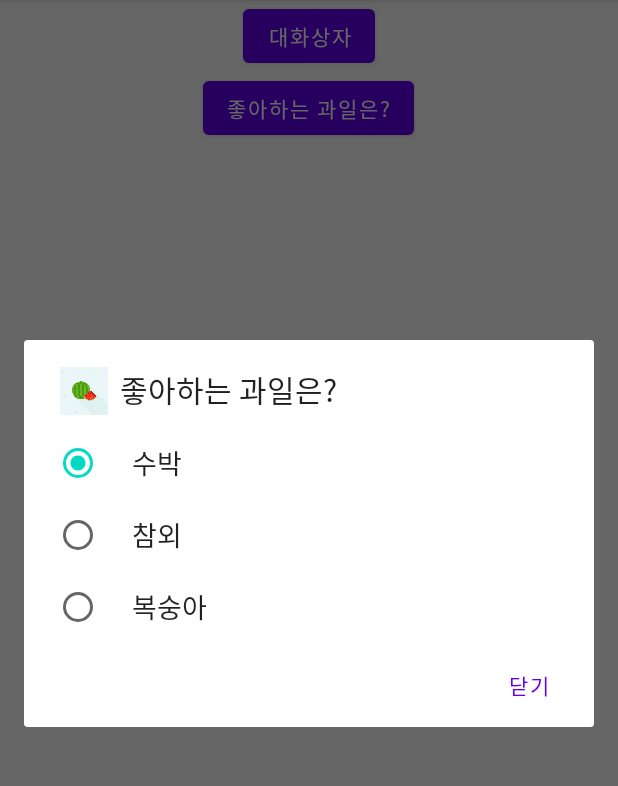
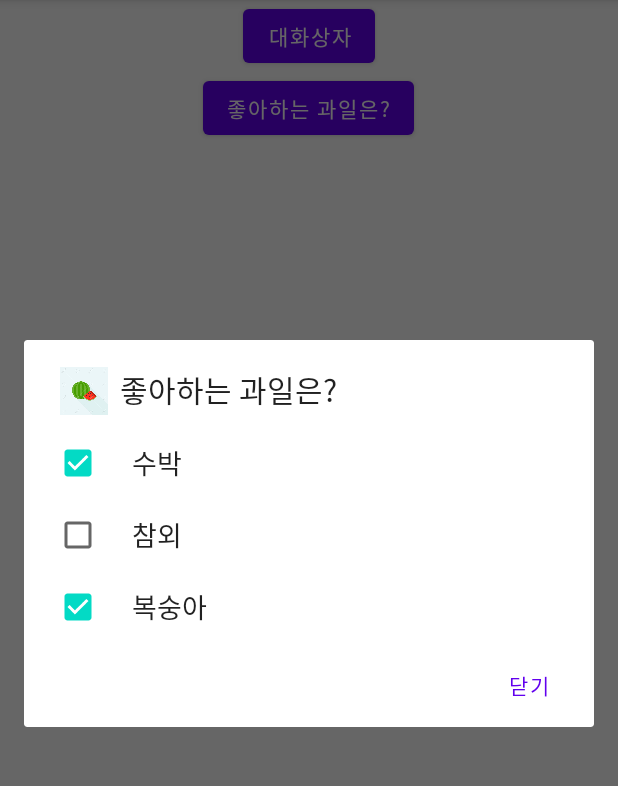
Before and after one commit to won-hyw/Ex14_15, an Android app: the screen it shows after launch (MainActivity), after a tap on "좋아하는 과일은?", on a phone screen of 412 x 824 dp, the part 84-870 px from its top. Run offline under Robolectric (Android 15) with nearby library versions, the phone set to English and light mode, and no system bars.

Commit message:
Edit MainActivity.java(setMultiChoiceItems) Commit

```diff
--- a/app/src/main/java/kr/hs/emirim/w2019/ex14_15/MainActivity.java
+++ b/app/src/main/java/kr/hs/emirim/w2019/ex14_15/MainActivity.java
@@ -13,6 +13,7 @@ import android.widget.Toast;
 
 public class MainActivity extends AppCompatActivity {
     String[] fruitsArr = {"수박", "참외", "복숭아"};
+    boolean[] checkArr = {true, false, true};
     int[] imgsArr = {R.drawable.img01, R.drawable.img02, R.drawable.img03};
     Button btnFruits;
     ImageView imgV;
@@ -49,12 +50,20 @@ public class MainActivity extends AppCompatActivity {
                 case R.id.btn_fruits:
                     new AlertDialog.Builder(MainActivity.this)
                             .setTitle(R.string.btn_fruits)
-                            .setSingleChoiceItems(fruitsArr, 0, fruitsItemListener)
+                            .setMultiChoiceItems(fruitsArr, checkArr, fruitsMultiItemListener)
                             .setIcon(R.drawable.watermelon)
                             .setPositiveButton("닫기", null)
                             .show();
                     break;
             }
+        }
+    };
+
+    DialogInterface.OnMultiChoiceClickListener fruitsMultiItemListener = new DialogInterface.OnMultiChoiceClickListener() {
+        @Override
+        public void onClick(DialogInterface dialog, int which, boolean isChecked) {
+            btnFruits.setText(fruitsArr[which]);
+            imgV.setImageResource(imgsArr[which]);
         }
     };
 
```
